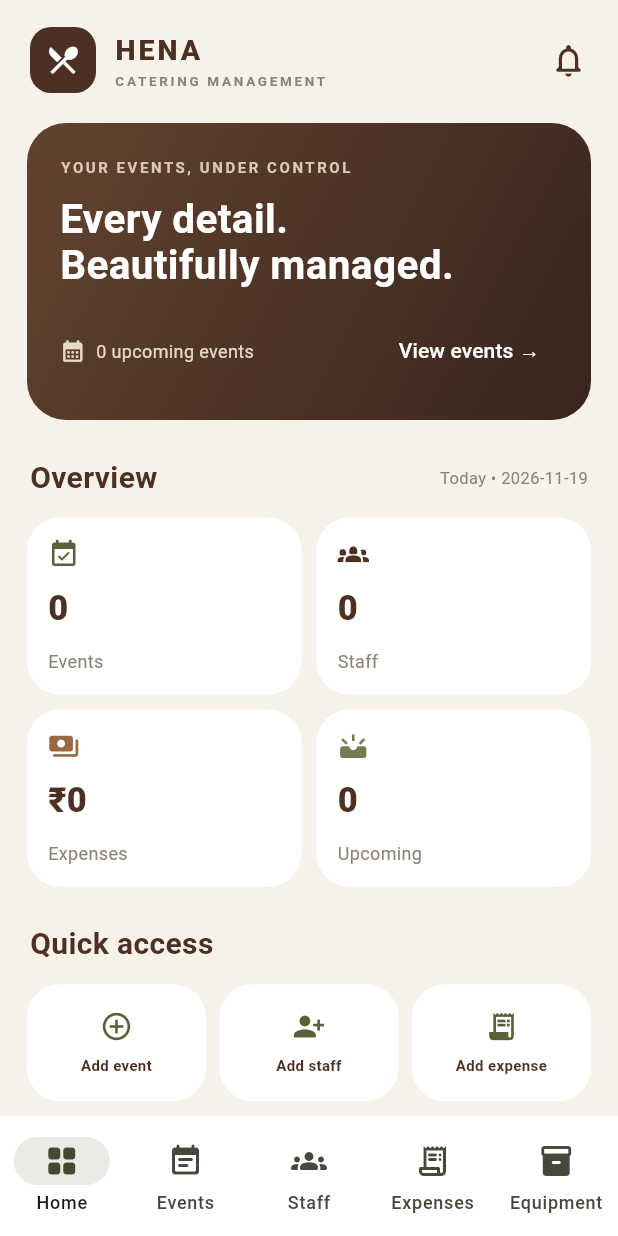
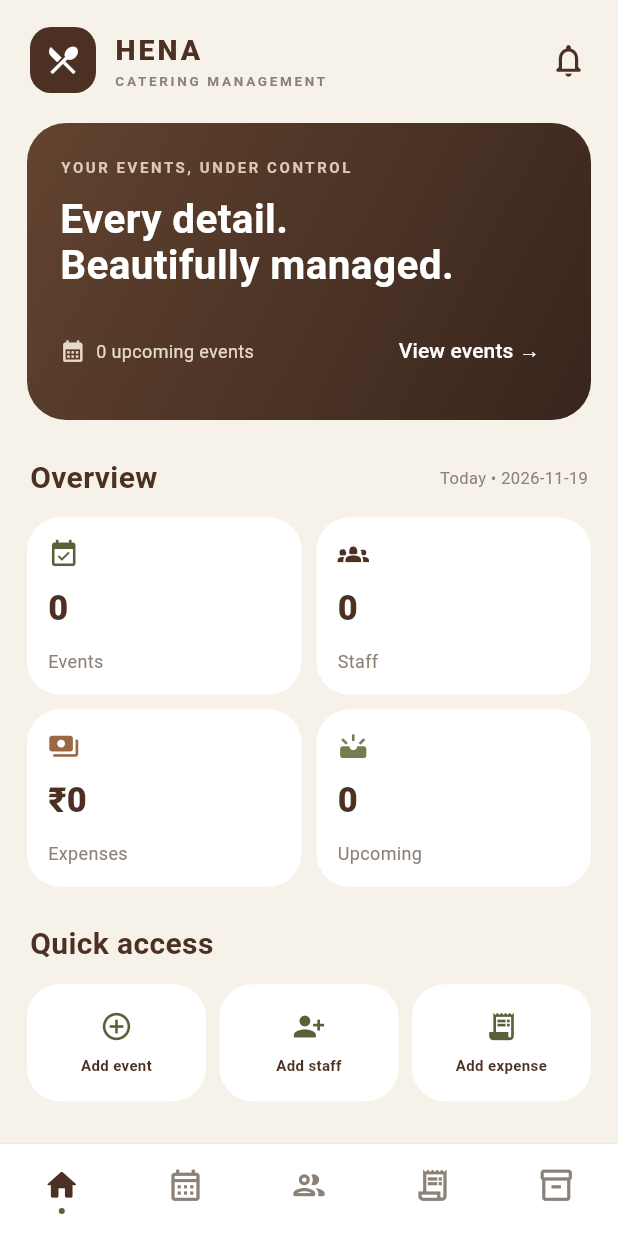
Before and after one commit to muhdsabith/hena-catering-flutter, a Flutter app: the screen it shows after launch, on a phone screen of 412 x 824 dp. Run offline on Flutter 3.47's test engine with Material 3 defaults, Android fonts, the phone set to English and light mode, and no system bars; our stand-ins replace shared_preferences.

Commit message:
Refresh bottom navigation with Instagram-inspired icon style

```diff
--- a/lib/main.dart
+++ b/lib/main.dart
@@ -94,19 +94,59 @@ class _MainShellState extends State<MainShell> {
     ];
     return Scaffold(
       body: SafeArea(child: IndexedStack(index:tab, children:pages)),
-      bottomNavigationBar: NavigationBar(
-        selectedIndex:tab, onDestinationSelected:(i)=>setState(()=>tab=i),
-        backgroundColor:Colors.white, indicatorColor:olive.withOpacity(.13),
-        destinations: const [
-          NavigationDestination(icon:Icon(Icons.grid_view_rounded),label:'Home'),
-          NavigationDestination(icon:Icon(Icons.event_note_rounded),label:'Events'),
-          NavigationDestination(icon:Icon(Icons.groups_rounded),label:'Staff'),
-          NavigationDestination(icon:Icon(Icons.receipt_long_rounded),label:'Expenses'),
-          NavigationDestination(icon:Icon(Icons.inventory_2_rounded),label:'Equipment'),
-        ],
+      bottomNavigationBar: SafeArea(
+        top: false,
+        child: Container(
+          height: 62,
+          decoration: const BoxDecoration(
+            color: Colors.white,
+            border: Border(top: BorderSide(color: Color(0xFFEDE8E0), width: 0.7)),
+          ),
+          child: Row(
+            mainAxisAlignment: MainAxisAlignment.spaceAround,
+            children: [
+              _navItem(0, Icons.home_outlined, Icons.home_rounded, 'Home'),
+              _navItem(1, Icons.calendar_month_outlined, Icons.calendar_month_rounded, 'Events'),
+              _navItem(2, Icons.people_outline_rounded, Icons.people_rounded, 'Staff'),
+              _navItem(3, Icons.receipt_long_outlined, Icons.receipt_long_rounded, 'Expenses'),
+              _navItem(4, Icons.inventory_2_outlined, Icons.inventory_2_rounded, 'Equipment'),
+            ],
+          ),
+        ),
       ),
     );
   }
+
+  Widget _navItem(int index, IconData outline, IconData filled, String label) {
+    final selected = tab == index;
+    return Expanded(
+      child: Semantics(
+        button: true,
+        selected: selected,
+        label: label,
+        child: InkWell(
+          onTap: () => setState(() => tab = index),
+          child: SizedBox(
+            height: 62,
+            child: Column(
+              mainAxisAlignment: MainAxisAlignment.center,
+              children: [
+                Icon(selected ? filled : outline, size: 25, color: selected ? coffee : muted),
+                const SizedBox(height: 3),
+                AnimatedContainer(
+                  duration: const Duration(milliseconds: 180),
+                  width: selected ? 4 : 0,
+                  height: 4,
+                  decoration: const BoxDecoration(color: olive, shape: BoxShape.circle),
+                ),
+              ],
+            ),
+          ),
+        ),
+      ),
+    );
+  }
+
 }
 
 class PageTitle extends StatelessWidget {
```
